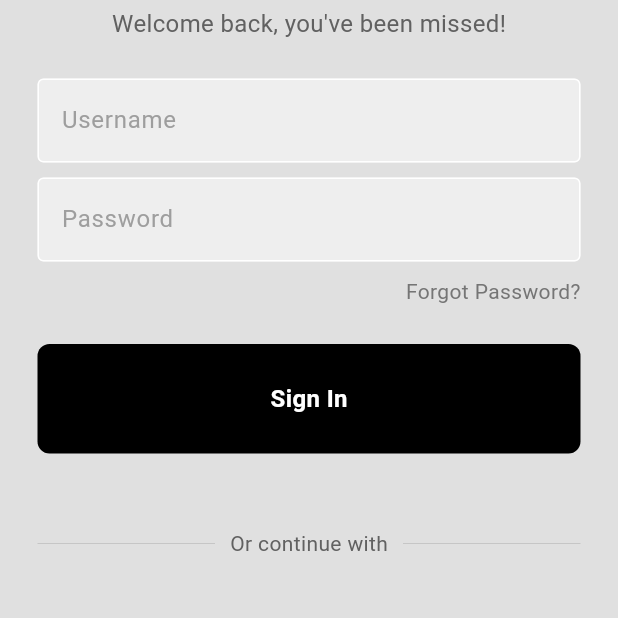
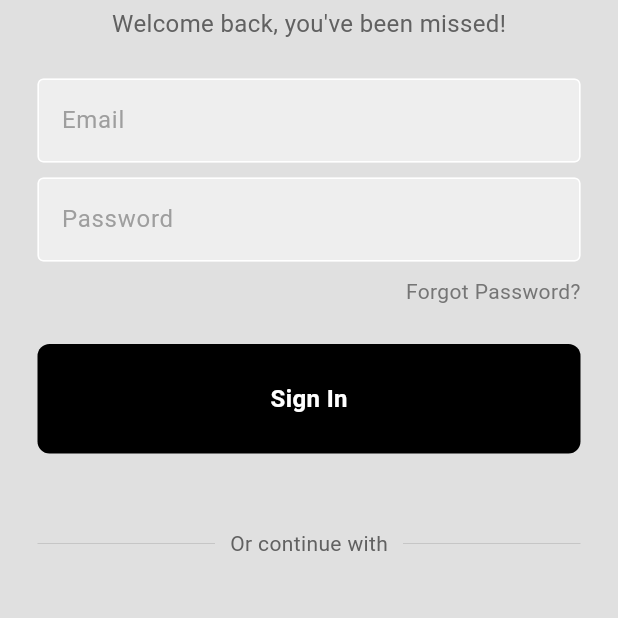
Before and after one commit to milan-koirala/flutterfire_auth_app, a Flutter app: the screen it shows after launch, on a phone screen of 412 x 824 dp, the part 334-952 px from its top. Run offline on Flutter 3.47's test engine with Material 3 defaults, Android fonts, the phone set to English and light mode, and no system bars; our stand-ins replace firebase_auth; accounts and stored records are empty.

Commit message:
Update LoginPage to sign in using Firebase authentication

```diff
--- a/lib/pages/login_page.dart
+++ b/lib/pages/login_page.dart
@@ -1,3 +1,4 @@
+import 'package:firebase_auth/firebase_auth.dart';
 import 'package:flutter/material.dart';
 import 'package:flutterfire_auth/components/my_button.dart';
 import 'package:flutterfire_auth/components/my_textfield.dart';
@@ -7,11 +8,16 @@ class LoginPage extends StatelessWidget {
   LoginPage({super.key});
 
   // text editing controllers for the text fields
-  final usernameController = TextEditingController();
+  final emailController = TextEditingController();
   final passwordController = TextEditingController();
 
   // sign user in method
-  void signUserIn() {}
+  void signUserIn() async {
+    await FirebaseAuth.instance.signInWithEmailAndPassword(
+      email: emailController.text.trim(),
+      password: passwordController.text.trim(),
+    );
+  }
 
   @override
   Widget build(BuildContext context) {
@@ -39,8 +45,8 @@ class LoginPage extends StatelessWidget {
 
               // username textfield
               MyTextfield(
-                controller: usernameController,
-                hintText: 'Username',
+                controller: emailController,
+                hintText: 'Email',
                 obscureText: false,
               ),
 
```
